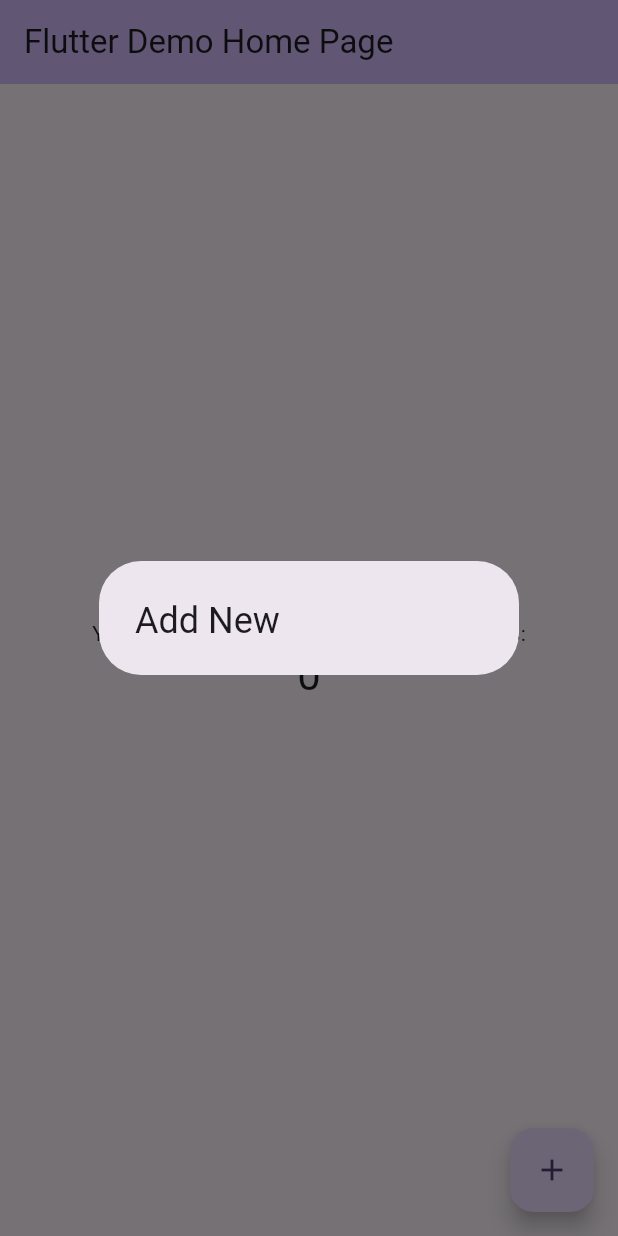
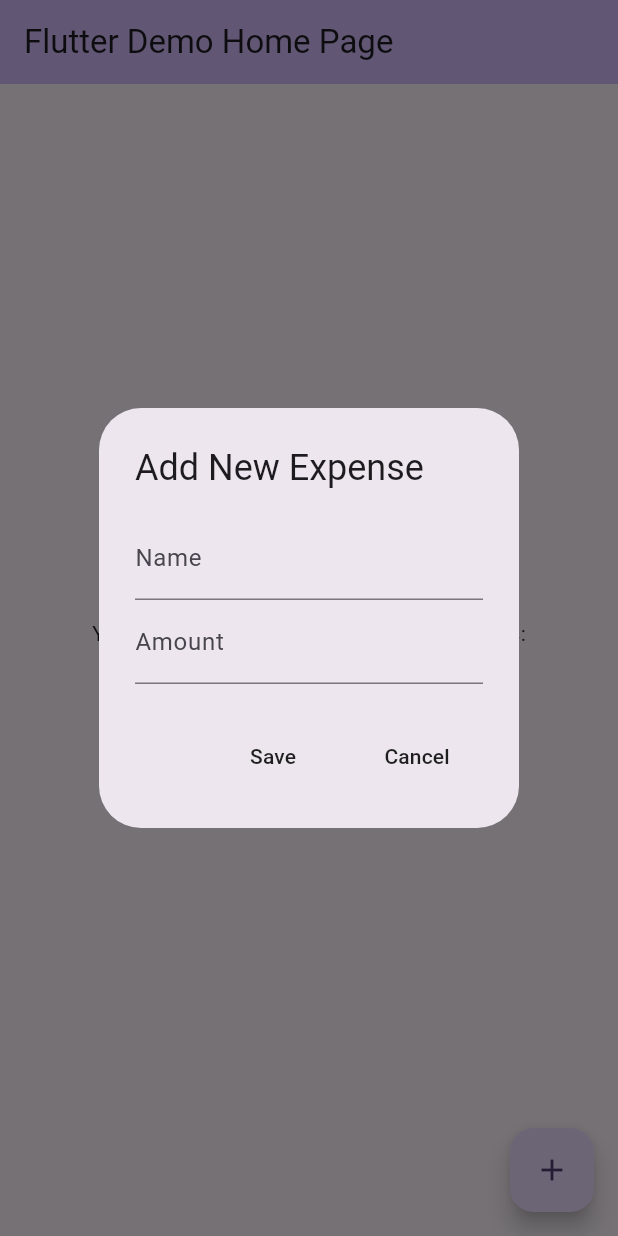
Before and after one commit to gambasvb/my-grocery-today, a Flutter app: the screen it shows after launch, after a tap on the "add" icon, on a phone screen of 412 x 824 dp. Run offline on Flutter 3.47's test engine with Material 3 defaults, Android fonts, the phone set to English and light mode, and no system bars.

Commit message:
feature : save expense item with provider

```diff
--- a/lib/data/expense_data.dart
+++ b/lib/data/expense_data.dart
@@ -1,7 +1,8 @@
+import 'package:flutter/material.dart';
 import 'package:myapp/datetime/date_time_helper.dart';
 import 'package:myapp/models/expense_item.dart';
 
-class ExpenseData {
+class ExpenseData extends ChangeNotifier{
   // list of all expenses
   List<ExpenseItem> overAllExpenseList = [];
 
--- a/lib/main.dart
+++ b/lib/main.dart
@@ -1,5 +1,7 @@
 import 'package:flutter/material.dart';
+import 'package:myapp/data/expense_data.dart';
 import 'package:myapp/pages/home_page.dart';
+import 'package:provider/provider.dart';
 
 void main() {
   runApp(const MyApp());
@@ -11,28 +13,18 @@ class MyApp extends StatelessWidget {
   // This widget is the root of your application.
   @override
   Widget build(BuildContext context) {
-    return MaterialApp(
-      title: 'Flutter Demo',
+    return ChangeNotifierProvider(
+      create:(context)=>ExpenseData(),
+      builder: (context,child)=> MaterialApp(
+      title: 'My Grocery Today',
+      debugShowCheckedModeBanner: false,
       theme: ThemeData(
-        // This is the theme of your application.
-        //
-        // TRY THIS: Try running your application with "flutter run". You'll see
-        // the application has a purple toolbar. Then, without quitting the app,
-        // try changing the seedColor in the colorScheme below to Colors.green
-        // and then invoke "hot reload" (save your changes or press the "hot
-        // reload" button in a Flutter-supported IDE, or press "r" if you used
-        // the command line to start the app).
-        //
-        // Notice that the counter didn't reset back to zero; the application
-        // state is not lost during the reload. To reset the state, use hot
-        // restart instead.
-        //
-        // This works for code too, not just values: Most code changes can be
-        // tested with just a hot reload.
         colorScheme: ColorScheme.fromSeed(seedColor: Colors.deepPurple),
         useMaterial3: true,
       ),
       home: const MyHomePage(title: 'Flutter Demo Home Page'),
+    ),
+
     );
   }
 }
--- a/lib/models/expense_item.dart
+++ b/lib/models/expense_item.dart
@@ -2,7 +2,10 @@ class ExpenseItem {
   final String name;
   final String amount;
   final DateTime dateTime;
-  final bool isExpense;
 
-  ExpenseItem(this.name, this.amount, this.dateTime, this.isExpense);
+  ExpenseItem({
+    required this.name,
+    required this.amount,
+    required this.dateTime,
+  });
 }
--- a/lib/pages/home_page.dart
+++ b/lib/pages/home_page.dart
@@ -1,4 +1,8 @@
 import 'package:flutter/material.dart';
+import 'package:myapp/data/expense_data.dart';
+import 'package:provider/provider.dart';
+
+import '../models/expense_item.dart';
 
 class MyHomePage extends StatefulWidget {
   const MyHomePage({super.key, required this.title});
@@ -20,6 +24,8 @@ class MyHomePage extends StatefulWidget {
 
 class _MyHomePageState extends State<MyHomePage> {
   int _counter = 0;
+  final newExpenseNameController = TextEditingController();
+  final newExpenseAmountController = TextEditingController();
 
   void _incrementCounter() {
     setState(() {
@@ -36,10 +42,45 @@ class _MyHomePageState extends State<MyHomePage> {
     showDialog(
       context: context,
       builder: (context) => AlertDialog(
-        title: Text("Add New"),
-      ),
+          title: Text("Add New Expense"),
+          content: Column(
+            mainAxisSize: MainAxisSize.min,
+            children: [
+              TextField(
+                controller: newExpenseNameController,
+                decoration: InputDecoration(
+                  labelText: "Name",
+                ),
+              ),
+              TextField(
+                controller: newExpenseAmountController,
+                decoration: InputDecoration(
+                  labelText: "Amount",
+                ),
+              ),
+            ],
+          ),
+          actions: [
+            // save button
+            MaterialButton(onPressed: save, child: Text('Save')),
+            // cancel button
+            MaterialButton(onPressed: cancel, child: Text('Cancel'))
+          ]),
     );
   }
+
+  // save
+  save() {
+    ExpenseItem newExpense = ExpenseItem(
+      name: newExpenseNameController.text,
+      amount: newExpenseAmountController.text,
+      dateTime: DateTime.now(),
+    );
+    Provider.of<ExpenseData>(context, listen: false).addNewExpense(newExpense);
+  }
+
+  // canel
+  cancel() {}
 
   @override
   Widget build(BuildContext context) {
--- a/pubspec.yaml
+++ b/pubspec.yaml
@@ -35,6 +35,7 @@ dependencies:
   # The following adds the Cupertino Icons font to your application.
   # Use with the CupertinoIcons class for iOS style icons.
   cupertino_icons: ^1.0.6
+  provider:
 
 dev_dependencies:
   flutter_test:
```
